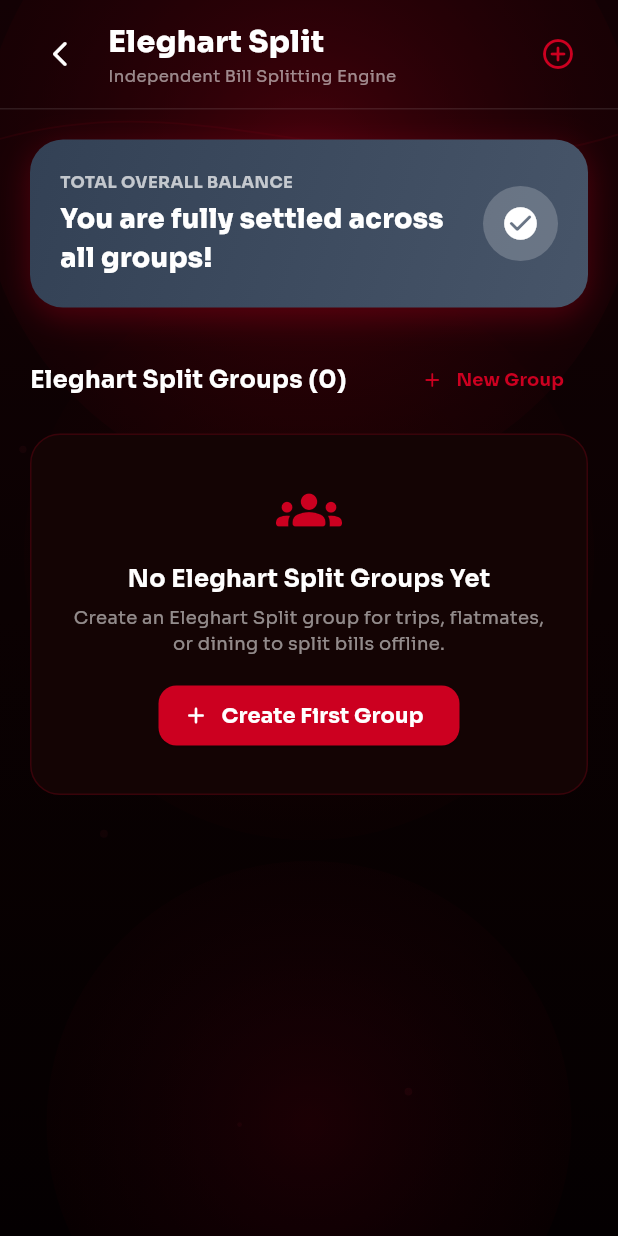
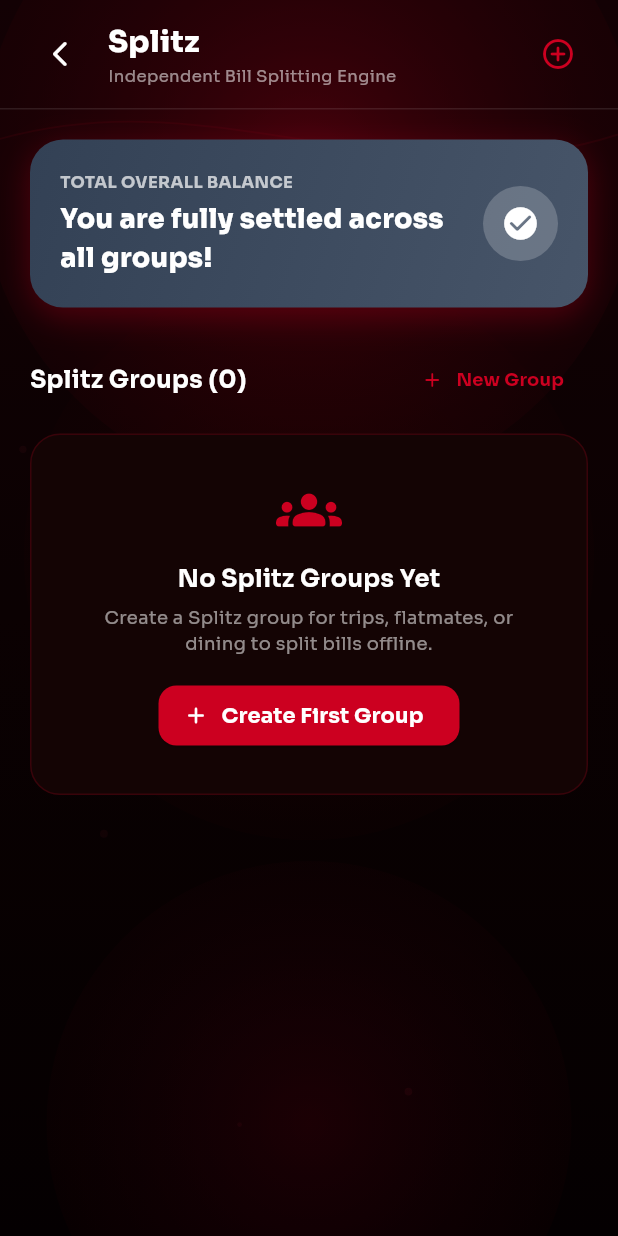
Before and after one commit to swapnilkonar/eleghart_ledger, a Flutter app: the SplitwiseHomeScreen screen opened directly, on a phone screen of 412 x 824 dp. Run offline on Flutter 3.47's test engine with Material 3 defaults, Android fonts, the phone set to English and light mode, and no system bars; our stand-ins replace file_picker, fl_chart, flutter_local_notifications, google_fonts, image_picker, local_auth and 7 more; missing offline and left inert: google_mlkit_entity_extraction, google_mlkit_text_recognition, pdfx; accounts and stored records are empty.

Commit message:
refactor: Rebrand bill splitting module name to Splitz across home dashboard, group screens, export messages, and notification alerts

```diff
--- a/lib/screens/home_dashboard.dart
+++ b/lib/screens/home_dashboard.dart
@@ -736,7 +736,7 @@ class _HomeDashboardState extends State<HomeDashboard> {
               Expanded(
                 child: _quickActionCard(
                   icon: Icons.call_split_rounded,
-                  label: 'Eleghart Split',
+                  label: 'Splitz',
                   color: const Color(0xFF10B981),
                   cardBg: cardBg,
                   border: border,
--- a/lib/screens/splitwise_dashboard_screen.dart
+++ b/lib/screens/splitwise_dashboard_screen.dart
@@ -104,7 +104,7 @@ class _SplitwiseDashboardScreenState extends State<SplitwiseDashboardScreen> {
     );
     Clipboard.setData(ClipboardData(text: summary));
     ScaffoldMessenger.of(context).showSnackBar(
-      const SnackBar(content: Text('Eleghart Split summary copied to clipboard! Ready to paste into WhatsApp.')),
+      const SnackBar(content: Text('Splitz summary copied to clipboard! Ready to paste into WhatsApp.')),
     );
   }
 
@@ -137,7 +137,7 @@ class _SplitwiseDashboardScreenState extends State<SplitwiseDashboardScreen> {
                       Column(
                         crossAxisAlignment: CrossAxisAlignment.start,
                         children: [
-                          Text('Eleghart Split', style: GoogleFonts.sora(fontSize: 18, fontWeight: FontWeight.w700, color: textPrimary)),
+                          Text('Splitz', style: GoogleFonts.sora(fontSize: 18, fontWeight: FontWeight.w700, color: textPrimary)),
                           Text(_activeGroup?.name ?? 'Select Group', style: GoogleFonts.sora(fontSize: 12, color: textSec)),
                         ],
                       ),
--- a/lib/screens/splitwise_group_detail_screen.dart
+++ b/lib/screens/splitwise_group_detail_screen.dart
@@ -314,7 +314,7 @@ class _SplitwiseGroupDetailScreenState extends State<SplitwiseGroupDetailScreen>
     );
     Clipboard.setData(ClipboardData(text: summary));
     ScaffoldMessenger.of(context).showSnackBar(
-      const SnackBar(content: Text('Eleghart Split summary copied to clipboard! Ready to paste into WhatsApp.')),
+      const SnackBar(content: Text('Splitz summary copied to clipboard! Ready to paste into WhatsApp.')),
     );
   }
 
--- a/lib/screens/splitwise_home_screen.dart
+++ b/lib/screens/splitwise_home_screen.dart
@@ -86,7 +86,7 @@ class _SplitwiseHomeScreenState extends State<SplitwiseHomeScreen> {
                 Row(
                   mainAxisAlignment: MainAxisAlignment.spaceBetween,
                   children: [
-                    Text('New Eleghart Split Group', style: GoogleFonts.sora(fontSize: 18, fontWeight: FontWeight.w700, color: textPrimary)),
+                    Text('New Splitz Group', style: GoogleFonts.sora(fontSize: 18, fontWeight: FontWeight.w700, color: textPrimary)),
                     IconButton(icon: Icon(Icons.close_rounded, color: textPrimary), onPressed: () => Navigator.pop(ctx)),
                   ],
                 ),
@@ -217,7 +217,7 @@ class _SplitwiseHomeScreenState extends State<SplitwiseHomeScreen> {
                       Column(
                         crossAxisAlignment: CrossAxisAlignment.start,
                         children: [
-                          Text('Eleghart Split', style: GoogleFonts.sora(fontSize: 20, fontWeight: FontWeight.w800, color: textPrimary)),
+                          Text('Splitz', style: GoogleFonts.sora(fontSize: 20, fontWeight: FontWeight.w800, color: textPrimary)),
                           Text('Independent Bill Splitting Engine', style: GoogleFonts.sora(fontSize: 11, color: textSec)),
                         ],
                       ),
@@ -245,7 +245,7 @@ class _SplitwiseHomeScreenState extends State<SplitwiseHomeScreen> {
                         Row(
                           mainAxisAlignment: MainAxisAlignment.spaceBetween,
                           children: [
-                            Text('Eleghart Split Groups (${_groups.length})', style: GoogleFonts.sora(fontSize: 16, fontWeight: FontWeight.w700, color: textPrimary)),
+                            Text('Splitz Groups (${_groups.length})', style: GoogleFonts.sora(fontSize: 16, fontWeight: FontWeight.w700, color: textPrimary)),
                             TextButton.icon(
                               onPressed: () => _showCreateGroupModal(isWhite),
                               icon: const Icon(Icons.add_rounded, color: Color(0xFFCC0020), size: 16),
@@ -339,9 +339,9 @@ class _SplitwiseHomeScreenState extends State<SplitwiseHomeScreen> {
         children: [
           const Icon(Icons.groups_rounded, color: Color(0xFFCC0020), size: 44),
           const SizedBox(height: 12),
-          Text('No Eleghart Split Groups Yet', style: GoogleFonts.sora(fontSize: 16, fontWeight: FontWeight.w700, color: isWhite ? EleghartColors.accentDark : Colors.white)),
+          Text('No Splitz Groups Yet', style: GoogleFonts.sora(fontSize: 16, fontWeight: FontWeight.w700, color: isWhite ? EleghartColors.accentDark : Colors.white)),
           const SizedBox(height: 6),
-          Text('Create an Eleghart Split group for trips, flatmates, or dining to split bills offline.', style: GoogleFonts.sora(fontSize: 12, color: isWhite ? Colors.black45 : Colors.white54), textAlign: TextAlign.center),
+          Text('Create a Splitz group for trips, flatmates, or dining to split bills offline.', style: GoogleFonts.sora(fontSize: 12, color: isWhite ? Colors.black45 : Colors.white54), textAlign: TextAlign.center),
           const SizedBox(height: 16),
           ElevatedButton.icon(
             style: ElevatedButton.styleFrom(backgroundColor: const Color(0xFFCC0020), shape: RoundedRectangleBorder(borderRadius: BorderRadius.circular(12))),
--- a/lib/services/live_notification_service.dart
+++ b/lib/services/live_notification_service.dart
@@ -161,7 +161,7 @@ class LiveNotificationService {
       if (totalOwedToYou > 50) {
         await showNotification(
           id: 500,
-          title: '⚖️ Eleghart Split Settlement Alert',
+          title: '⚖️ Splitz Settlement Alert',
           body: 'Group members owe you ₹${totalOwedToYou.toStringAsFixed(0)} total across split groups.',
         );
       }
--- a/lib/services/splitwise_service.dart
+++ b/lib/services/splitwise_service.dart
@@ -154,7 +154,7 @@ class SplitwiseService {
       }
     }
     buffer.writeln("");
-    buffer.writeln("Sent via Eleghart Split 📱");
+    buffer.writeln("Sent via Splitz 📱");
     return buffer.toString();
   }
 }
```
